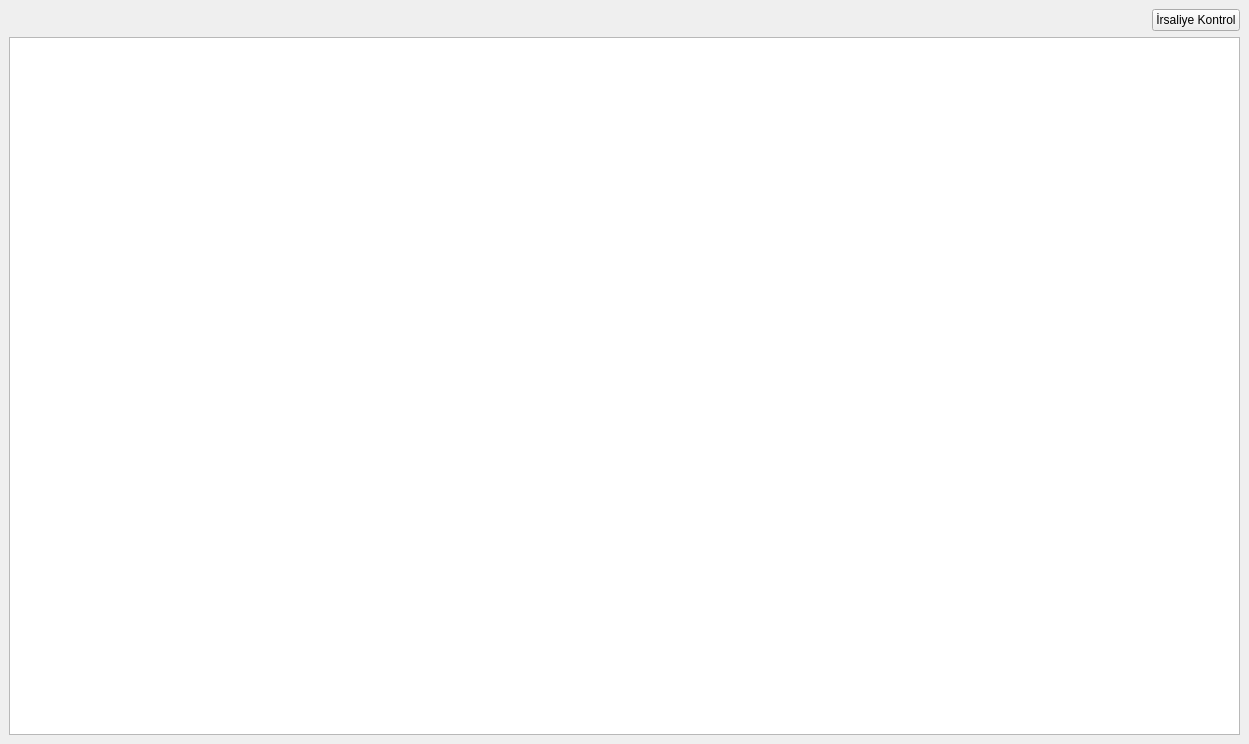
Above: ui/templates/tabs/order/updateorder.ui from farukbayhan1/NewLogistics before the change. Below: the same form after it.
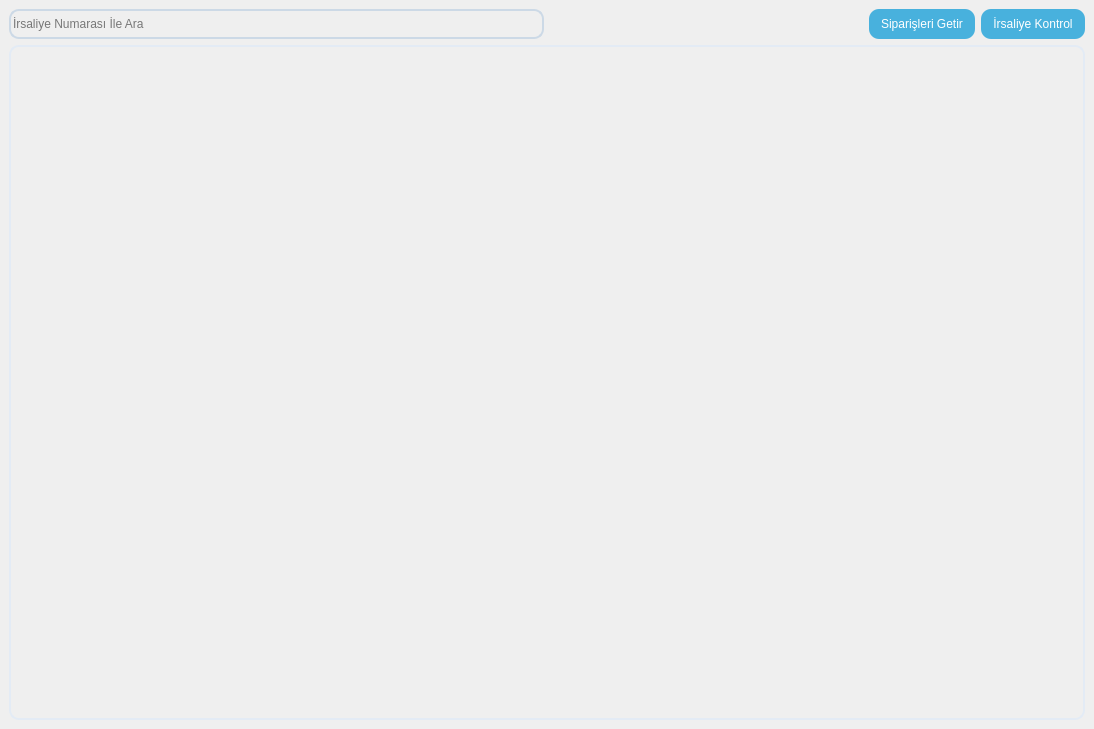
That is the form after the change.

Diff of the .ui file:
```diff
--- a/ui/templates/tabs/order/updateorder.ui
+++ b/ui/templates/tabs/order/updateorder.ui
@@ -6,13 +6,100 @@
    <rect>
     <x>0</x>
     <y>0</y>
-    <width>1249</width>
-    <height>744</height>
+    <width>1094</width>
+    <height>729</height>
    </rect>
   </property>
   <property name="windowTitle">
    <string>Form</string>
   </property>
+  <property name="styleSheet">
+   <string notr="true">QGroupBox{
+	background-color: transparent;
+	border-radius: 15px;
+	margin-top: 15px;
+	font: 9pt &quot;Segoe UI&quot;;
+	color: #5f5f5f
+}
+
+QTableWidget {
+    border: 2px solid #e3ebf5;
+    border-radius: 10px;
+    background-color: transparent;
+}
+QGroupBox::title {
+    subcontrol-origin: margin;
+    subcontrol-position: top center;
+    padding: 5px 10px;
+    background-color: #e3ebf5;
+    border-radius: 7px;
+    color: #5f5f5f;
+}
+
+QLabel{
+	font: 9pt &quot;Segoe UI&quot;;
+	color: #5f5f5f;
+}
+
+QLineEdit{
+	background-color: transparent;
+	border: 2px solid #ccd9e6;
+	border-radius: 10px;
+	font: 9 pt &quot;Segoe UI&quot; #5f5f5f;
+}
+
+QTextEdit{
+	background-color: transparent;
+	border: 2px solid #ccd9e6;
+	border-radius: 10px;
+	font: 9 pt &quot;Segoe UI&quot; #5f5f5f;
+}
+
+QPushButton {
+    background-color: #48B1DD;
+    color: white;
+    border: none;
+    border-radius: 10px;
+    padding: 6px 12px;
+    font: 9pt &quot;Segoe UI&quot;;
+}
+
+QPushButton:hover {
+    background-color: #007BFF;
+}
+
+QPushButton:pressed {
+    background-color: #5F5F5F;
+}
+QComboBox {
+    background-color: transparent;
+    border: 2px solid #ccd9e6;
+    border-radius: 10px;
+    padding: 5px 8px;
+    font: 9pt &quot;Segoe UI&quot;;
+    color: #5f5f5f;
+}
+
+QComboBox::drop-down {
+    subcontrol-origin: padding;
+    subcontrol-position: top right;
+    width: 25px;
+    border-left: 1px solid #5f5f5f;
+}
+
+
+QComboBox QAbstractItemView {
+    border: 2px solid #e3ebf5;
+    selection-background-color: #e3ebf5;
+    background-color: white;
+    color: #5f5f5f;
+    font: 9pt &quot;Segoe UI&quot;;
+    border-radius: 5px;
+}
+
+
+</string>
+  </property>
   <layout class="QVBoxLayout" name="verticalLayout">
    <property name="spacing">
     <number>0</number>
@@ -33,27 +120,67 @@
     <widget class="QWidget" name="widget" native="true">
      <layout class="QVBoxLayout" name="verticalLayout_2">
       <item>
-       <layout class="QHBoxLayout" name="horizontalLayout">
+       <layout class="QHBoxLayout" name="horizontalLayout_3">
         <item>
-         <spacer name="horizontalSpacer">
-          <property name="orientation">
-           <enum>Qt::Horizontal</enum>
-          </property>
-          <property name="sizeHint" stdset="0">
+         <widget class="QLineEdit" name="lineEdit">
+          <property name="minimumSize">
            <size>
-            <width>968</width>
-            <height>20</height>
+            <width>0</width>
+            <height>30</height>
            </size>
           </property>
-         </spacer>
-        </item>
-        <item>
-         <widget class="QPushButton" name="pushButtonDocumentCheck">
-          <property name="text">
-           <string>İrsaliye Kontrol</string>
+          <property name="placeholderText">
+           <string>İrsaliye Numarası İle Ara</string>
           </property>
          </widget>
         </item>
+        <item>
+         <layout class="QHBoxLayout" name="horizontalLayout_2">
+          <item>
+           <spacer name="horizontalSpacer">
+            <property name="orientation">
+             <enum>Qt::Horizontal</enum>
+            </property>
+            <property name="sizeHint" stdset="0">
+             <size>
+              <width>258</width>
+              <height>20</height>
+             </size>
+            </property>
+           </spacer>
+          </item>
+          <item>
+           <layout class="QHBoxLayout" name="horizontalLayout">
+            <item>
+             <widget class="QPushButton" name="pushButtonGetOrders">
+              <property name="minimumSize">
+               <size>
+                <width>0</width>
+                <height>30</height>
+               </size>
+              </property>
+              <property name="text">
+               <string>Siparişleri Getir</string>
+              </property>
+             </widget>
+            </item>
+            <item>
+             <widget class="QPushButton" name="pushButtonDocumentCheck">
+              <property name="minimumSize">
+               <size>
+                <width>0</width>
+                <height>30</height>
+               </size>
+              </property>
+              <property name="text">
+               <string>İrsaliye Kontrol</string>
+              </property>
+             </widget>
+            </item>
+           </layout>
+          </item>
+         </layout>
+        </item>
        </layout>
       </item>
       <item>
```
